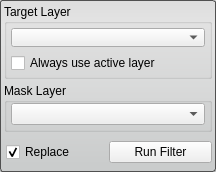
First picture: the form in src/Interface/ToolInterface/RemoveFilterInterface.ui, repository SCIInstitute/Seg3D, before the edit.
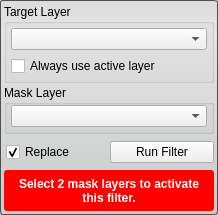
Second picture: the form after the edit. Custom widgets are drawn as their Qt base class.

Commit message: added a warning to the all the tools and filters for when the proper layer isnt selected.

```diff
--- a/src/Interface/ToolInterface/RemoveFilterInterface.ui
+++ b/src/Interface/ToolInterface/RemoveFilterInterface.ui
@@ -6,8 +6,8 @@
    <rect>
     <x>0</x>
     <y>0</y>
-    <width>216</width>
-    <height>172</height>
+    <width>218</width>
+    <height>215</height>
    </rect>
   </property>
   <property name="sizePolicy">
@@ -40,7 +40,7 @@
   </property>
   <layout class="QVBoxLayout" name="verticalLayout_2">
    <property name="spacing">
-    <number>4</number>
+    <number>2</number>
    </property>
    <property name="margin">
     <number>4</number>
@@ -182,6 +182,48 @@
      </layout>
     </widget>
    </item>
+   <item>
+    <widget class="QWidget" name="message_alert_" native="true">
+     <property name="minimumSize">
+      <size>
+       <width>0</width>
+       <height>32</height>
+      </size>
+     </property>
+     <property name="styleSheet">
+      <string notr="true">QLabel#message_{
+  color: white;
+  font: bold;
+}
+
+QWidget#message_alert_{
+  border-radius: 3px;
+  background-color: red;
+}</string>
+     </property>
+     <layout class="QHBoxLayout" name="horizontalLayout_5">
+      <property name="spacing">
+       <number>0</number>
+      </property>
+      <property name="margin">
+       <number>4</number>
+      </property>
+      <item>
+       <widget class="QLabel" name="message_">
+        <property name="text">
+         <string>Select 2 mask layers to activate this filter.</string>
+        </property>
+        <property name="alignment">
+         <set>Qt::AlignCenter</set>
+        </property>
+        <property name="wordWrap">
+         <bool>true</bool>
+        </property>
+       </widget>
+      </item>
+     </layout>
+    </widget>
+   </item>
   </layout>
  </widget>
  <customwidgets>
```
Left out of the diff: 2 changed lines with no effect on the pictures. The commit also changes 67 other files.
